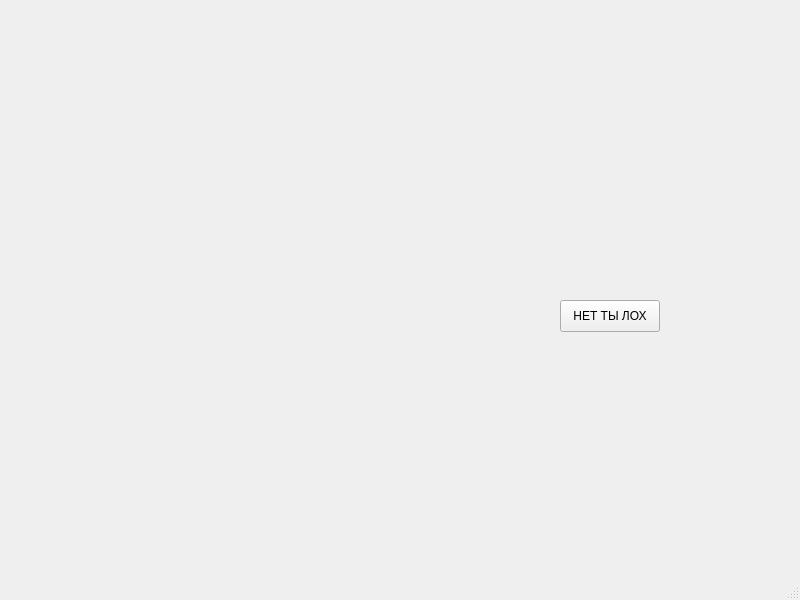
First picture: the form in Silently/mainwindow.ui, repository Observersss/SilentlyTwo, before the edit.
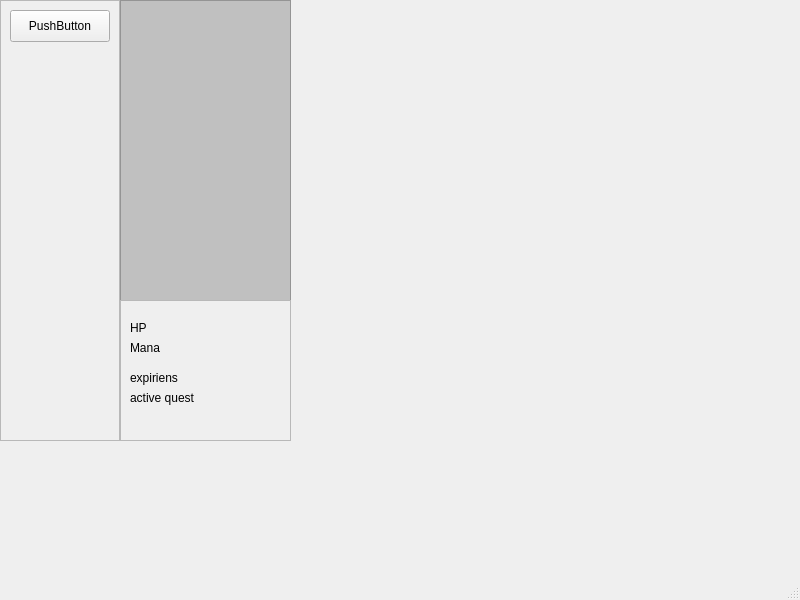
Second picture: the form after the edit.

The edit to the form file:
```diff
--- a/Silently/mainwindow.ui
+++ b/Silently/mainwindow.ui
@@ -14,18 +14,134 @@
    <string>MainWindow</string>
   </property>
   <widget class="QWidget" name="centralwidget">
-   <widget class="QPushButton" name="pushButton">
+   <widget class="QFrame" name="frame">
     <property name="geometry">
      <rect>
-      <x>560</x>
-      <y>300</y>
-      <width>100</width>
-      <height>32</height>
+      <x>0</x>
+      <y>0</y>
+      <width>120</width>
+      <height>441</height>
      </rect>
     </property>
-    <property name="text">
-     <string>НЕТ ТЫ ЛОХ</string>
+    <property name="frameShape">
+     <enum>QFrame::StyledPanel</enum>
     </property>
+    <property name="frameShadow">
+     <enum>QFrame::Raised</enum>
+    </property>
+    <widget class="QPushButton" name="pushButton_2">
+     <property name="geometry">
+      <rect>
+       <x>10</x>
+       <y>10</y>
+       <width>100</width>
+       <height>32</height>
+      </rect>
+     </property>
+     <property name="text">
+      <string>PushButton</string>
+     </property>
+    </widget>
+   </widget>
+   <widget class="QStackedWidget" name="stackedWidget">
+    <property name="geometry">
+     <rect>
+      <x>120</x>
+      <y>0</y>
+      <width>681</width>
+      <height>441</height>
+     </rect>
+    </property>
+    <widget class="QWidget" name="page">
+     <widget class="QFrame" name="character">
+      <property name="geometry">
+       <rect>
+        <x>0</x>
+        <y>0</y>
+        <width>171</width>
+        <height>301</height>
+       </rect>
+      </property>
+      <property name="styleSheet">
+       <string notr="true">background-color:silver;</string>
+      </property>
+      <property name="frameShape">
+       <enum>QFrame::StyledPanel</enum>
+      </property>
+      <property name="frameShadow">
+       <enum>QFrame::Raised</enum>
+      </property>
+     </widget>
+     <widget class="QFrame" name="frame_2">
+      <property name="geometry">
+       <rect>
+        <x>0</x>
+        <y>300</y>
+        <width>171</width>
+        <height>141</height>
+       </rect>
+      </property>
+      <property name="frameShape">
+       <enum>QFrame::StyledPanel</enum>
+      </property>
+      <property name="frameShadow">
+       <enum>QFrame::Raised</enum>
+      </property>
+      <widget class="QLabel" name="label">
+       <property name="geometry">
+        <rect>
+         <x>10</x>
+         <y>20</y>
+         <width>58</width>
+         <height>16</height>
+        </rect>
+       </property>
+       <property name="text">
+        <string>HP</string>
+       </property>
+      </widget>
+      <widget class="QLabel" name="label_2">
+       <property name="geometry">
+        <rect>
+         <x>10</x>
+         <y>40</y>
+         <width>58</width>
+         <height>16</height>
+        </rect>
+       </property>
+       <property name="text">
+        <string>Mana</string>
+       </property>
+      </widget>
+      <widget class="QLabel" name="label_3">
+       <property name="geometry">
+        <rect>
+         <x>10</x>
+         <y>70</y>
+         <width>58</width>
+         <height>16</height>
+        </rect>
+       </property>
+       <property name="text">
+        <string>expiriens</string>
+       </property>
+      </widget>
+      <widget class="QLabel" name="label_4">
+       <property name="geometry">
+        <rect>
+         <x>10</x>
+         <y>90</y>
+         <width>111</width>
+         <height>16</height>
+        </rect>
+       </property>
+       <property name="text">
+        <string>active quest</string>
+       </property>
+      </widget>
+     </widget>
+    </widget>
+    <widget class="QWidget" name="page_2"/>
    </widget>
   </widget>
   <widget class="QMenuBar" name="menubar">
```
